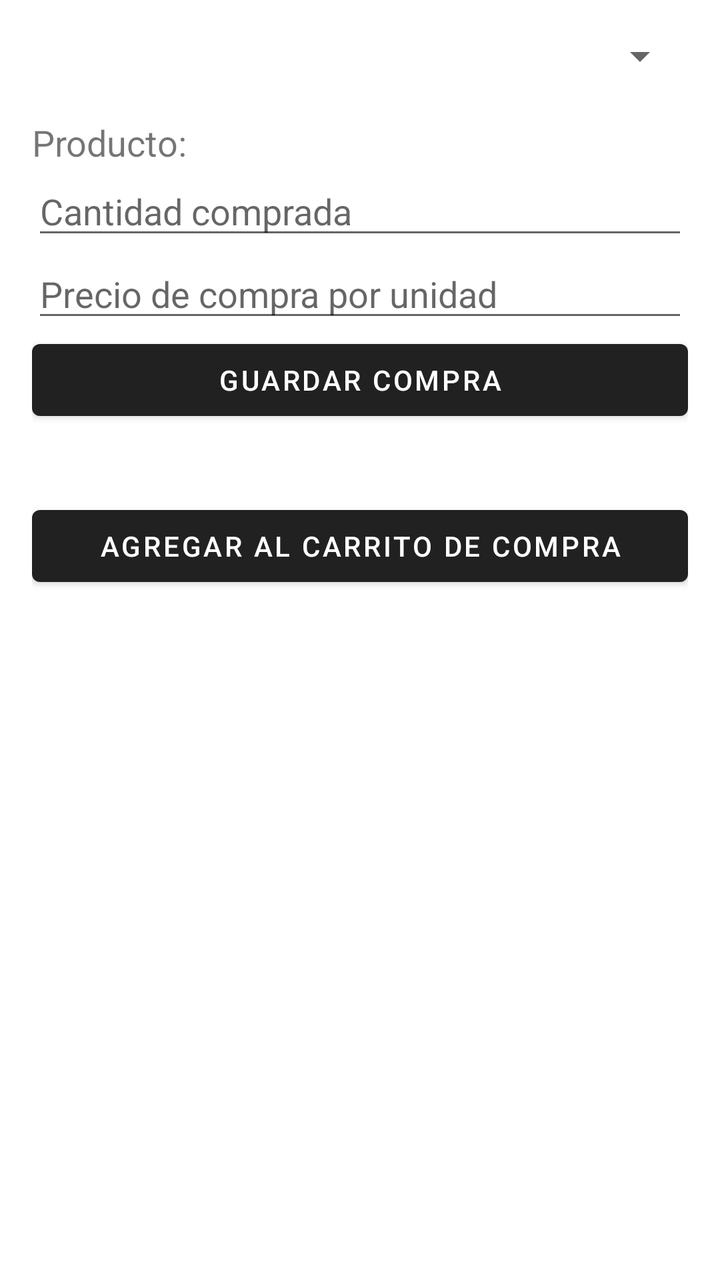
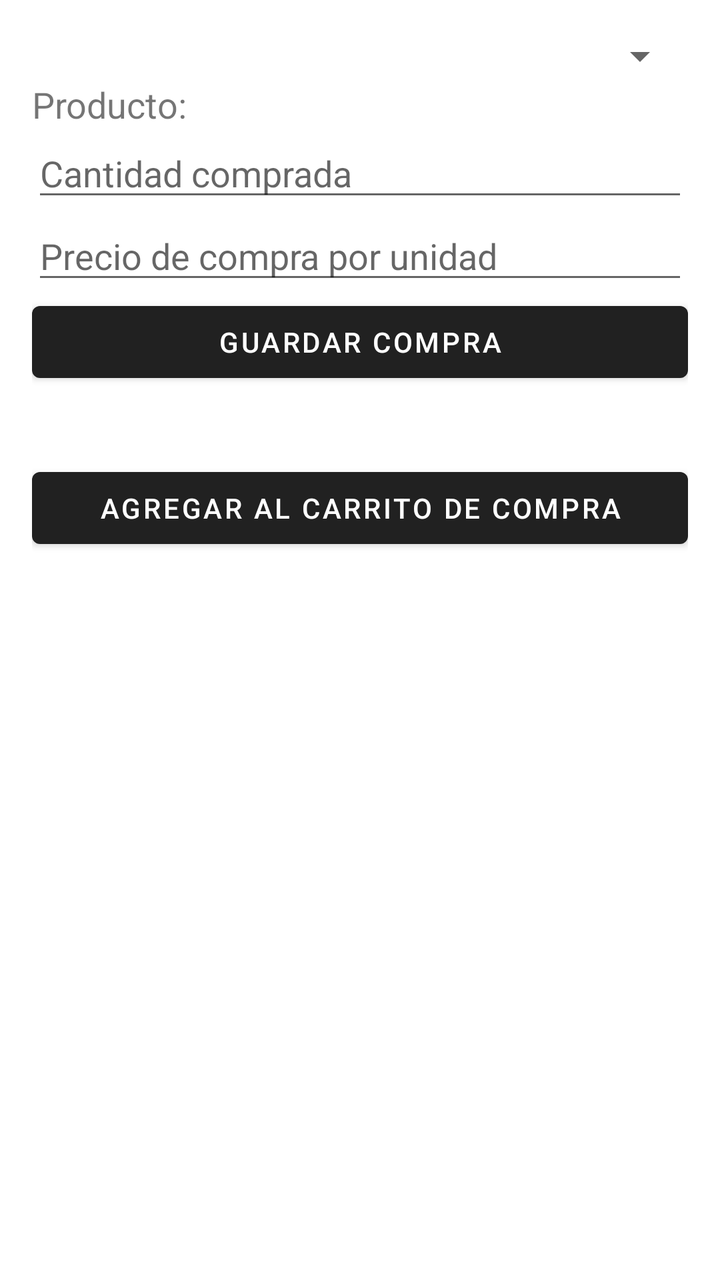

Two renders of the same Android screen: before a commit and after it. Below are the layout's source before the change and the commit's diff.
<!-- AndroidManifest.xml: application theme Theme.MaterialComponents.DayNight.DarkActionBar -->
<!-- res/layout/activity_purchase.xml -->
<?xml version="1.0" encoding="utf-8"?>
<LinearLayout
    xmlns:android="http://schemas.android.com/apk/res/android"
    android:orientation="vertical"
    android:padding="16dp"
    android:layout_width="match_parent"
    android:layout_height="match_parent">

    <Spinner
        android:id="@+id/spProducts"
        android:layout_width="match_parent"
        android:layout_height="wrap_content"/>

    <TextView
        android:id="@+id/txtPurchaseCart"
        android:layout_width="match_parent"
        android:layout_height="wrap_content"/>

    <TextView
        android:id="@+id/txtSelectedProduct"
        android:text="Producto:"
        android:textSize="18sp"
        android:layout_width="match_parent"
        android:layout_height="wrap_content"/>

    <EditText
        android:id="@+id/etQuantity"
        android:hint="Cantidad comprada"
        android:inputType="numberDecimal"
        android:layout_width="match_parent"
        android:layout_height="wrap_content"/>

    <EditText
        android:id="@+id/etPurchasePrice"
        android:hint="Precio de compra por unidad"
        android:inputType="numberDecimal"
        android:layout_width="match_parent"
        android:layout_height="wrap_content"/>

    <Button
        android:id="@+id/btnSavePurchase"
        android:text="Guardar Compra"
        android:layout_width="match_parent"
        android:layout_height="wrap_content"/>

    <TextView
        android:id="@+id/txtStatus"
        android:paddingTop="16dp"
        android:layout_width="match_parent"
        android:layout_height="wrap_content"/>

    <Button
        android:id="@+id/btnAddPurchase"
        android:text="Agregar al carrito de compra"
        android:layout_width="match_parent"
        android:layout_height="wrap_content"/>

    <TextView
        android:id="@+id/txtPurchaseCart"
        android:layout_width="match_parent"
        android:layout_height="wrap_content"
        android:paddingTop="10dp"/>

</LinearLayout>
<!-- resources referenced by this layout -->
<resources>

</resources>

<!-- the commit's change to res/layout/activity_purchase.xml (unified diff, before → after) -->
@@ -8,11 +8,6 @@
 
     <Spinner
         android:id="@+id/spProducts"
-        android:layout_width="match_parent"
-        android:layout_height="wrap_content"/>
-
-    <TextView
-        android:id="@+id/txtPurchaseCart"
         android:layout_width="match_parent"
         android:layout_height="wrap_content"/>
 
